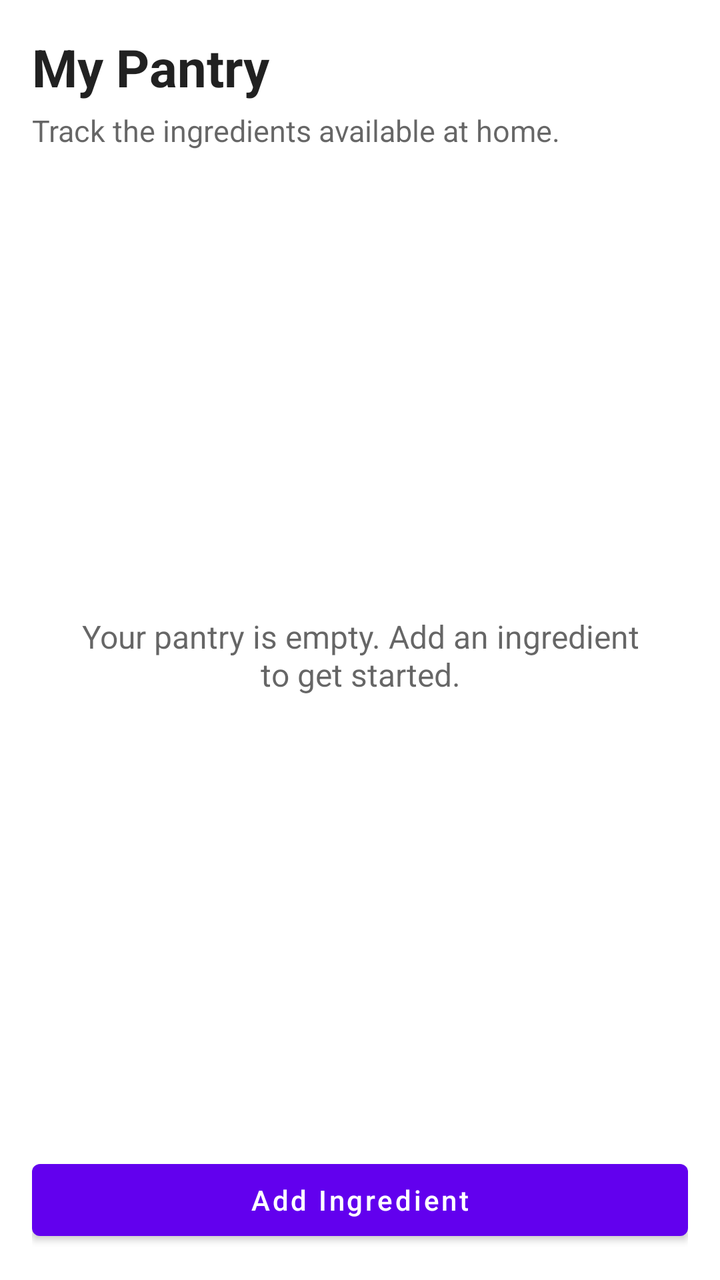
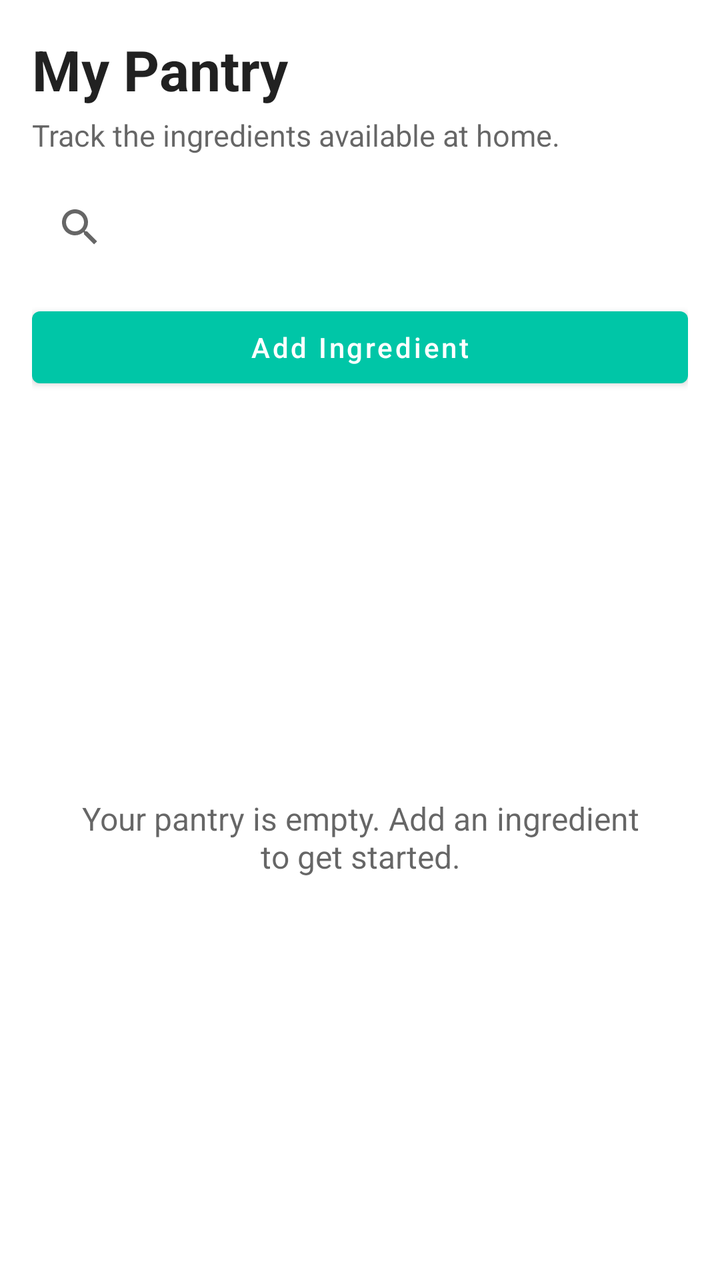

An Android layout rendered at two revisions. The XML below is the earlier revision; the diff shows what the commit changed to produce the second picture.
<!-- AndroidManifest.xml: application theme Theme.SmartPantryManager -->
<!-- res/layout/activity_main.xml -->
<?xml version="1.0" encoding="utf-8"?>
<LinearLayout
        xmlns:android="http://schemas.android.com/apk/res/android"
        android:layout_width="match_parent"
        android:layout_height="match_parent"
        android:orientation="vertical"
        android:padding="16dp">

    <TextView
            android:id="@+id/txtPantryTitle"
            android:layout_width="match_parent"
            android:layout_height="wrap_content"
            android:text="@string/pantry_title"
            android:textColor="?android:attr/textColorPrimary"
            android:textSize="26sp"
            android:textStyle="bold" />

    <TextView
            android:id="@+id/txtPantrySubtitle"
            android:layout_width="match_parent"
            android:layout_height="wrap_content"
            android:layout_marginTop="4dp"
            android:text="@string/pantry_subtitle"
            android:textColor="?android:attr/textColorSecondary"
            android:textSize="15sp" />

    <TextView
            android:id="@+id/txtEmpty"
            android:layout_width="match_parent"
            android:layout_height="0dp"
            android:layout_marginTop="16dp"
            android:layout_weight="1"
            android:gravity="center"
            android:padding="24dp"
            android:text="@string/pantry_empty"
            android:textColor="?android:attr/textColorSecondary"
            android:textSize="16sp" />

    <androidx.recyclerview.widget.RecyclerView
            android:id="@+id/pantryList"
            android:layout_width="match_parent"
            android:layout_height="0dp"
            android:layout_marginTop="12dp"
            android:layout_weight="1"
            android:clipToPadding="false"
            android:paddingBottom="8dp"
            android:visibility="gone" />

    <Button
            android:id="@+id/btnAdd"
            android:layout_width="match_parent"
            android:layout_height="wrap_content"
            android:layout_marginTop="12dp"
            android:text="@string/add_ingredient"
            android:textAllCaps="false" />

</LinearLayout>
<!-- resources referenced by this layout -->
<resources>
  <string name="add_ingredient">Add Ingredient</string>
  <string name="pantry_empty">Your pantry is empty. Add an ingredient to get started.</string>
  <string name="pantry_subtitle">Track the ingredients available at home.</string>
  <string name="pantry_title">My Pantry</string>
  <style name="Theme.SmartPantryManager" parent="Theme.MaterialComponents.DayNight.DarkActionBar">
  
          
          <item name="colorPrimary">@color/purple_500</item>
          <item name="colorPrimaryVariant">@color/purple_700</item>
          <item name="colorOnPrimary">@color/white</item>
  
          
          <item name="colorSecondary">@color/teal_200</item>
          <item name="colorSecondaryVariant">@color/teal_700</item>
          <item name="colorOnSecondary">@color/black</item>
  
          
          <item name="android:statusBarColor">
              ?attr/colorPrimaryVariant
          </item>
  
          
          <item name="android:navigationBarColor">
              @color/white
          </item>
  
          <item name="android:windowLightNavigationBar">
              true
          </item>
  
      </style>
  <color name="purple_500">#FF6200EE</color>
  <color name="purple_700">#FF3700B3</color>
  <color name="white">#FFFFFFFF</color>
  <color name="teal_200">#FF03DAC5</color>
  <color name="teal_700">#FF018786</color>
  <color name="black">#FF000000</color>
</resources>

<!-- the commit's change to res/layout/activity_main.xml (unified diff, before → after) -->
@@ -6,15 +6,17 @@
         android:orientation="vertical"
         android:padding="16dp">
 
+    
     <TextView
             android:id="@+id/txtPantryTitle"
             android:layout_width="match_parent"
             android:layout_height="wrap_content"
             android:text="@string/pantry_title"
             android:textColor="?android:attr/textColorPrimary"
-            android:textSize="26sp"
+            android:textSize="28sp"
             android:textStyle="bold" />
 
+    
     <TextView
             android:id="@+id/txtPantrySubtitle"
             android:layout_width="match_parent"
@@ -24,6 +26,24 @@
             android:textColor="?android:attr/textColorSecondary"
             android:textSize="15sp" />
 
+    
+    <androidx.appcompat.widget.SearchView
+            android:id="@+id/searchIngredients"
+            android:layout_width="match_parent"
+            android:layout_height="wrap_content"
+            android:layout_marginTop="12dp"
+            android:queryHint="@string/search_hint" />
+
+    
+    <Button
+            android:id="@+id/btnAdd"
+            android:layout_width="match_parent"
+            android:layout_height="wrap_content"
+            android:layout_marginTop="12dp"
+            android:text="@string/add_ingredient"
+            android:textAllCaps="false" />
+
+    
     <TextView
             android:id="@+id/txtEmpty"
             android:layout_width="match_parent"
@@ -36,22 +56,16 @@
             android:textColor="?android:attr/textColorSecondary"
             android:textSize="16sp" />
 
+    
     <androidx.recyclerview.widget.RecyclerView
             android:id="@+id/pantryList"
             android:layout_width="match_parent"
             android:layout_height="0dp"
-            android:layout_marginTop="12dp"
+            android:layout_marginTop="16dp"
             android:layout_weight="1"
             android:clipToPadding="false"
             android:paddingBottom="8dp"
+            android:scrollbars="vertical"
             android:visibility="gone" />
 
-    <Button
-            android:id="@+id/btnAdd"
-            android:layout_width="match_parent"
-            android:layout_height="wrap_content"
-            android:layout_marginTop="12dp"
-            android:text="@string/add_ingredient"
-            android:textAllCaps="false" />
-
 </LinearLayout>
<!-- resource entries referenced after the edit -->
@@ -4,38 +4,22 @@
   <string name="pantry_empty">Your pantry is empty. Add an ingredient to get started.</string>
   <string name="pantry_subtitle">Track the ingredients available at home.</string>
   <string name="pantry_title">My Pantry</string>
+  <string name="search_hint">Search ingredients</string>
   <style name="Theme.SmartPantryManager" parent="Theme.MaterialComponents.DayNight.DarkActionBar">
   
-          
-          <item name="colorPrimary">@color/purple_500</item>
-          <item name="colorPrimaryVariant">@color/purple_700</item>
+          <item name="colorPrimary">@color/primary_neon</item>
+          <item name="colorPrimaryVariant">@color/secondary_neon</item>
+          <item name="colorSecondary">@color/accent_purple</item>
+  
           <item name="colorOnPrimary">@color/white</item>
+          <item name="colorOnSecondary">@color/white</item>
   
-          
-          <item name="colorSecondary">@color/teal_200</item>
-          <item name="colorSecondaryVariant">@color/teal_700</item>
-          <item name="colorOnSecondary">@color/black</item>
-  
-          
-          <item name="android:statusBarColor">
-              ?attr/colorPrimaryVariant
-          </item>
-  
-          
-          <item name="android:navigationBarColor">
-              @color/white
-          </item>
-  
-          <item name="android:windowLightNavigationBar">
-              true
-          </item>
+          <item name="android:statusBarColor">@color/primary_neon</item>
   
       </style>
-  <color name="purple_500">#FF6200EE</color>
-  <color name="purple_700">#FF3700B3</color>
-  <color name="white">#FFFFFFFF</color>
-  <color name="teal_200">#FF03DAC5</color>
-  <color name="teal_700">#FF018786</color>
-  <color name="black">#FF000000</color>
+  <color name="primary_neon">#00C6A7</color>
+  <color name="secondary_neon">#4DA8FF</color>
+  <color name="accent_purple">#8B5CF6</color>
+  <color name="white">#FFFFFF</color>
 </resources>
 
